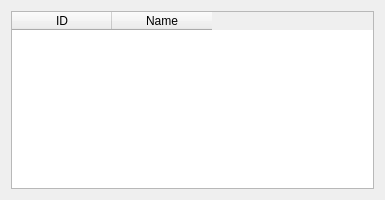
The window that danbooru/ui_src/poolwidget.ui (lbeltrame/danbooru-client) describes before a commit, drawn with Qt 5.
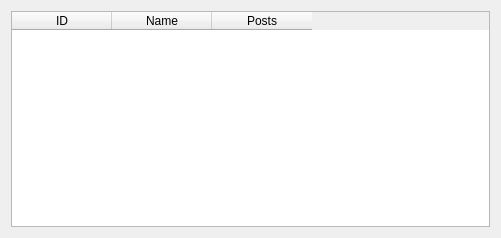
The same window after the commit.

Commit message: UI files for pool dialog

Patch:
```diff
--- a/danbooru/ui_src/poolwidget.ui
+++ b/danbooru/ui_src/poolwidget.ui
@@ -6,16 +6,40 @@
    <rect>
     <x>0</x>
     <y>0</y>
-    <width>385</width>
-    <height>200</height>
+    <width>501</width>
+    <height>238</height>
    </rect>
   </property>
+  <property name="sizePolicy">
+   <sizepolicy hsizetype="Preferred" vsizetype="Preferred">
+    <horstretch>0</horstretch>
+    <verstretch>0</verstretch>
+   </sizepolicy>
+  </property>
+  <property name="minimumSize">
+   <size>
+    <width>0</width>
+    <height>0</height>
+   </size>
+  </property>
   <property name="windowTitle">
    <string/>
   </property>
-  <layout class="QFormLayout" name="formLayout">
-   <item row="0" column="0" colspan="2">
-    <widget class="QTableWidget" name="tableWidget">
+  <layout class="QVBoxLayout" name="verticalLayout">
+   <property name="sizeConstraint">
+    <enum>QLayout::SetDefaultConstraint</enum>
+   </property>
+   <item>
+    <widget class="QTableWidget" name="poolDataTable">
+     <property name="alternatingRowColors">
+      <bool>false</bool>
+     </property>
+     <property name="selectionMode">
+      <enum>QAbstractItemView::SingleSelection</enum>
+     </property>
+     <property name="selectionBehavior">
+      <enum>QAbstractItemView::SelectRows</enum>
+     </property>
      <column>
       <property name="text">
        <string>ID</string>
@@ -26,6 +50,11 @@
        <string>Name</string>
       </property>
      </column>
+     <column>
+      <property name="text">
+       <string>Posts</string>
+      </property>
+     </column>
     </widget>
    </item>
   </layout>
```
Left out of the diff: 2 changed lines with no effect on the pictures. The commit also changes 1 other file.
